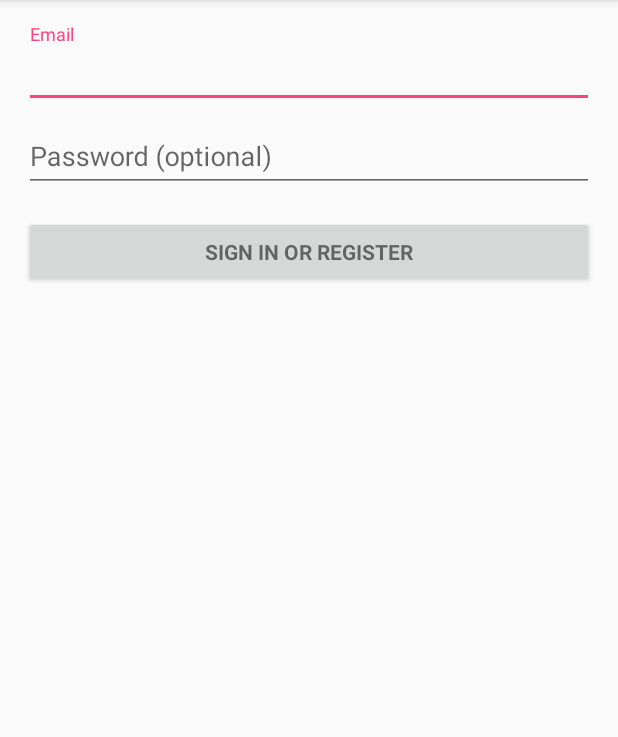
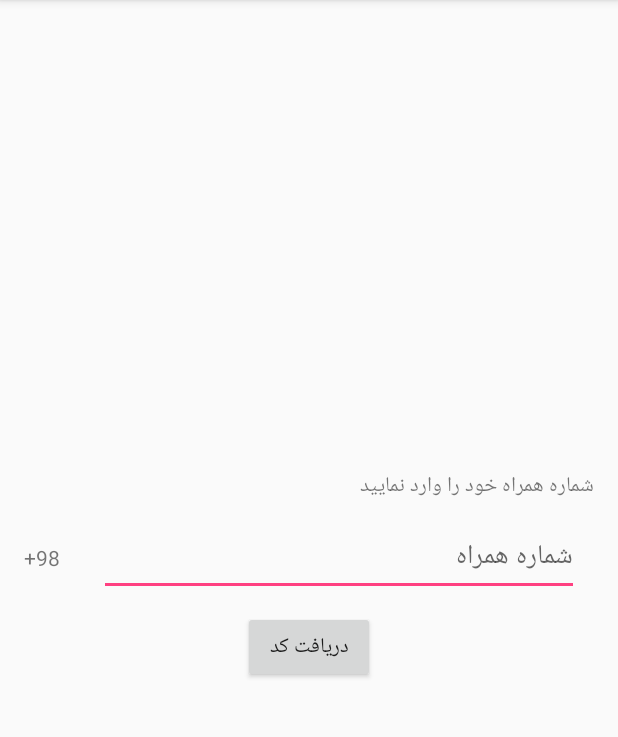
Before and after one commit to AliRezaei70/Mobasher_Client, an Android app: the LoginActivity screen opened directly, with no data from a screen before it, on a phone screen of 412 x 824 dp, the part 84-821 px from its top. Run offline under Robolectric (Android 15) with nearby library versions, the phone set to English and light mode, and no system bars.

Commit message:
add login ui

```diff
--- a/app/src/main/java/ir/mobasher/app/client/activity/LoginActivity.java
+++ b/app/src/main/java/ir/mobasher/app/client/activity/LoginActivity.java
@@ -15,6 +15,7 @@ import android.view.View.OnClickListener;
 import android.view.inputmethod.EditorInfo;
 import android.widget.Button;
 import android.widget.EditText;
+import android.widget.LinearLayout;
 import android.widget.TextView;
 
 import java.sql.SQLException;
@@ -35,6 +36,11 @@ public class LoginActivity extends AppCompatActivity {
     private EditText mPasswordView;
     private View mProgressView;
     private View mLoginFormView;
+    private LinearLayout loginForm1;
+    private LinearLayout loginForm2;
+    private LinearLayout loginForm3;
+    private EditText phoneNumEt;
+    private TextView showPhoneNumTv;
 
     @Override
     protected void onCreate(Bundle savedInstanceState) {
@@ -81,8 +87,15 @@ public class LoginActivity extends AppCompatActivity {
             }
         });
 
-        mLoginFormView = findViewById(R.id.login_form);
+        mLoginFormView = findViewById(R.id.username_login_form);
         mProgressView = findViewById(R.id.login_progress);
+
+        loginForm1 = (LinearLayout) findViewById(R.id.loginForm1);
+        loginForm2 = (LinearLayout) findViewById(R.id.loginForm2);
+        loginForm3 = (LinearLayout) findViewById(R.id.loginForm3);
+        phoneNumEt = (EditText) findViewById(R.id.phoneNumEt);
+        showPhoneNumTv = (TextView) findViewById(R.id.showPhoneNumTv);
+
     }
 
     private boolean attemptLogin() {
@@ -131,5 +144,27 @@ public class LoginActivity extends AppCompatActivity {
 
     }
 
+    public void getRegCodeOnClick(View v){
+        if(phoneNumEt.getText().length() == 10){
+            loginForm1.setVisibility(View.GONE);
+            loginForm2.setVisibility(View.VISIBLE);
+            loginForm3.setVisibility(View.GONE);
+
+            showPhoneNumTv.setText(phoneNumEt.getText().toString());
+        }else {
+            phoneNumEt.setError(getString(R.string.phone_num_err));
+        }
+
+    }
+
+    public void editNumOnClick(View v){
+        loginForm1.setVisibility(View.VISIBLE);
+        loginForm2.setVisibility(View.GONE);
+        loginForm3.setVisibility(View.GONE);
+    }
+
+    public void resendCodeOnClick(View v){
+
+    }
 
 }
--- a/app/src/main/res/layout/activity_login.xml
+++ b/app/src/main/res/layout/activity_login.xml
@@ -21,9 +21,9 @@
     </android.support.design.widget.AppBarLayout>
 
     <LinearLayout
-        android:layout_marginTop="?attr/actionBarSize"
         android:layout_width="match_parent"
         android:layout_height="match_parent"
+        android:layout_marginTop="?attr/actionBarSize"
         android:gravity="center"
         android:orientation="vertical"
         android:paddingBottom="@dimen/activity_vertical_margin"
@@ -40,16 +40,29 @@
             android:layout_marginBottom="8dp"
             android:visibility="gone" />
 
-        <ScrollView
-            android:id="@+id/login_form"
+
+        <include
+            layout="@layout/login_form_1"
             android:layout_width="match_parent"
-            android:layout_height="match_parent">
+            android:layout_height="match_parent" />
+
+        <include
+            layout="@layout/login_form_2"
+            android:layout_width="match_parent"
+            android:layout_height="match_parent" />
+
+        <include
+            layout="@layout/login_form_3"
+            android:layout_width="match_parent"
+            android:layout_height="match_parent" />
+
 
         <LinearLayout
             android:id="@+id/username_login_form"
             android:layout_width="match_parent"
             android:layout_height="wrap_content"
-                android:orientation="vertical">
+            android:orientation="vertical"
+            android:visibility="gone">
 
             <android.support.design.widget.TextInputLayout
                 android:layout_width="match_parent"
@@ -94,6 +107,5 @@
                 android:textStyle="bold" />
 
         </LinearLayout>
-        </ScrollView>
     </LinearLayout>
 </android.support.design.widget.CoordinatorLayout>
--- /dev/null
+++ b/app/src/main/res/layout/login_form_1.xml
@@ -0,0 +1,48 @@
+<?xml version="1.0" encoding="utf-8"?>
+<LinearLayout xmlns:android="http://schemas.android.com/apk/res/android"
+    android:id="@+id/loginForm1"
+    android:layout_width="match_parent"
+    android:layout_height="match_parent"
+    android:gravity="center"
+    android:orientation="vertical">
+
+
+    <TextView
+        android:id="@+id/enterPhoneNumTv"
+        android:layout_width="match_parent"
+        android:layout_height="wrap_content"
+        android:text="@string/enter_phone_num" />
+
+    <LinearLayout
+        android:layout_width="match_parent"
+        android:layout_height="wrap_content"
+        android:orientation="horizontal"
+        android:gravity="center">
+
+        <TextView
+            android:layout_width="0dp"
+            android:layout_height="wrap_content"
+            android:layout_weight="0.5"
+            android:text="+98" />
+
+        <EditText
+            android:id="@+id/phoneNumEt"
+            android:layout_width="0dp"
+            android:layout_height="wrap_content"
+            android:layout_margin="10dp"
+            android:layout_weight="4"
+            android:hint="@string/phone_num" />
+
+
+
+    </LinearLayout>
+
+    <Button
+        android:id="@+id/getRegCodeBtn"
+        android:layout_width="wrap_content"
+        android:layout_height="wrap_content"
+        android:onClick="getRegCodeOnClick"
+        android:text="@string/get_code" />
+
+
+</LinearLayout>
--- a/app/src/main/res/values/strings.xml
+++ b/app/src/main/res/values/strings.xml
@@ -21,4 +21,12 @@
     <string name="app_rules">قوانین نرم افزار</string>
     <string name="agree">موافقم</string>
     <string name="disagree">مخالفم</string>
+    <string name="enter_phone_num">شماره همراه خود را وارد نمایید</string>
+    <string name="phone_num">شماره همراه</string>
+    <string name="get_code">دریافت کد</string>
+    <string name="reg_code_sent">کد فعالسازی به شماره همراه شما ارسال شد</string>
+    <string name="edit_num">ویرایش شماره</string>
+    <string name="phone_num_err">شماره وارد شده صحیح نمیباشد</string>
+    <string name="elapsed_time">زمان باقی مانده</string>
+    <string name="resend_reg_code">دریافت مجدد کد فعالسازی</string>
 </resources>
```
Also changed, not shown: app/src/main/res/layout/login_form_2.xml (added, +56 -0 lines), app/src/main/res/layout/login_form_3.xml (added, +13 -0 lines). Lines whose indentation alone changed are shown as unchanged.
